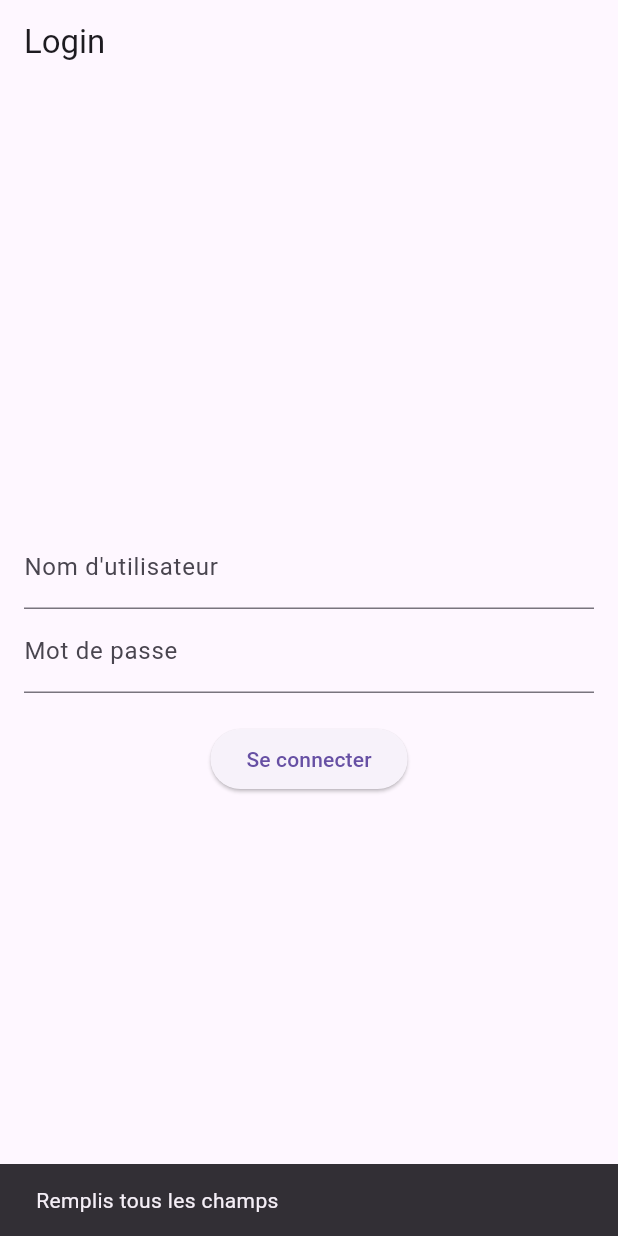
After one commit to kevin-serge/RoutePulse, a Flutter app: the screen it shows after launch, after a tap on "Se connecter", on a phone screen of 412 x 824 dp. The commit adds this screen. Run offline on Flutter 3.47's test engine with Material 3 defaults, Android fonts, the phone set to English and light mode, and no system bars; our stand-ins replace flutter_riverpod, sqflite; accounts and stored records are empty.

Commit message:
Integration Sqlite success

```diff
--- /dev/null
+++ b/lib/data/database_helper.dart
@@ -0,0 +1,112 @@
+import 'package:sqflite/sqflite.dart';
+import 'package:path/path.dart';
+import '../models/delivery_model.dart';
+import '../models/user_model.dart';
+
+class DatabaseHelper {
+  // Singleton
+  static final DatabaseHelper _instance = DatabaseHelper._internal();
+  factory DatabaseHelper() => _instance;
+  DatabaseHelper._internal();
+
+  static Database? _db;
+
+  Future<Database> get database async {
+    if (_db != null) return _db!;
+    _db = await _initDb();
+    return _db!;
+  }
+
+  // Initialisation de la BDD
+  Future<Database> _initDb() async {
+    final path = join(await getDatabasesPath(), 'routepulse.db');
+    return await openDatabase(path, version: 1, onCreate: _onCreate);
+  }
+
+  Future<void> _onCreate(Database db, int version) async {
+    await db.execute('''
+      CREATE TABLE deliveries(
+        id INTEGER PRIMARY KEY AUTOINCREMENT,
+        client TEXT NOT NULL,
+        address TEXT NOT NULL,
+        status TEXT NOT NULL
+      )
+    ''');
+
+    await db.execute('''
+      CREATE TABLE users(
+        id INTEGER PRIMARY KEY AUTOINCREMENT,
+        username TEXT UNIQUE NOT NULL,
+        password TEXT NOT NULL,
+        isAdmin INTEGER NOT NULL
+      )
+    ''');
+    // 🔹 Compte admin par défaut
+    await db.insert('users', {
+      'username': 'admin',
+      'password': 'admin123', // 🔑 mot de passe test
+      'isAdmin': 1, // 1 = admin
+    });
+
+    // 🔹 Compte livreur test
+    await db.insert('users', {
+      'username': 'livreur1',
+      'password': 'livreur123',
+      'isAdmin': 0, // 0 = livreur
+    });
+  }
+
+  // ================= CRUD Livraisons =================
+  Future<int> insertDelivery(Delivery delivery) async {
+    final db = await database;
+    return await db.insert('deliveries', delivery.toMap());
+  }
+
+  Future<List<Delivery>> getDeliveries() async {
+    final db = await database;
+    final res = await db.query('deliveries', orderBy: 'id DESC');
+    return res.map((e) => Delivery.fromMap(e)).toList();
+  }
+
+  Future<int> updateDelivery(Delivery delivery) async {
+    final db = await database;
+    if (delivery.id == null) return 0; // Sécurité
+    return await db.update(
+      'deliveries',
+      delivery.toMap(),
+      where: 'id = ?',
+      whereArgs: [delivery.id],
+    );
+  }
+
+  Future<int> deleteDelivery(int id) async {
+    final db = await database;
+    return await db.delete('deliveries', where: 'id = ?', whereArgs: [id]);
+  }
+
+  // ================= CRUD Users =================
+  Future<int> insertUser(User user) async {
+    final db = await database;
+    return await db.insert('users', user.toMap());
+  }
+
+  Future<User?> getUser(String username, String password) async {
+    final db = await database;
+    final res = await db.query(
+      'users',
+      where: 'username = ? AND password = ?',
+      whereArgs: [username, password],
+      limit: 1,
+    );
+    if (res.isNotEmpty) {
+      return User.fromMap(res.first);
+    }
+    return null;
+  }
+
+  Future<List<User>> getAllUsers() async {
+    final db = await database;
+    final res = await db.query('users', orderBy: 'id ASC');
+    return res.map((e) => User.fromMap(e)).toList();
+  }
+}
--- a/lib/main.dart
+++ b/lib/main.dart
@@ -1,15 +1,23 @@
 import 'package:flutter/material.dart';
 import 'package:flutter_riverpod/flutter_riverpod.dart';
-import 'package:hive_flutter/hive_flutter.dart';
-import 'models/delivery_model.dart';
-import 'screens/home_screen.dart';
+import 'data/database_helper.dart';
+import 'screens/login_screen.dart';
+import 'models/user_model.dart';
 
 void main() async {
   WidgetsFlutterBinding.ensureInitialized();
 
-  await Hive.initFlutter();
-  Hive.registerAdapter(DeliveryAdapter());
-  await Hive.openBox<Delivery>('deliveries');
+  // Initialiser la base SQLite
+  final db = DatabaseHelper();
+  await db.database; // crée la DB si elle n'existe pas
+
+  // Créer un compte admin par défaut si aucun utilisateur
+  final users = await db.getUser("admin", "admin123");
+  if (users == null) {
+    await db.insertUser(
+      User(username: "admin", password: "admin123", isAdmin: true),
+    );
+  }
 
   runApp(ProviderScope(child: MyApp()));
 }
@@ -20,7 +28,8 @@ class MyApp extends StatelessWidget {
     return MaterialApp(
       debugShowCheckedModeBanner: false,
       title: 'RoutePulse',
-      home: HomeScreen(),
+      theme: ThemeData(primarySwatch: Colors.blue),
+      home: LoginScreen(),
     );
   }
 }
--- a/lib/models/delivery_model.dart
+++ b/lib/models/delivery_model.dart
@@ -1,24 +1,35 @@
-import 'package:hive/hive.dart';
-
-part 'delivery_model.g.dart';
-
-@HiveType(typeId: 0)
-class Delivery extends HiveObject {
-  @HiveField(0)
+class Delivery {
+  int? id;
   String client;
-
-  @HiveField(1)
   String address;
-
-  @HiveField(2)
   String status;
 
-  Delivery({required this.client, required this.address, required this.status});
+  Delivery({
+    this.id,
+    required this.client,
+    required this.address,
+    required this.status,
+  });
 
-  Delivery copyWith({String? client, String? address, String? status}) {
+  Map<String, dynamic> toMap() => {
+    'id': id,
+    'client': client,
+    'address': address,
+    'status': status,
+  };
+
+  factory Delivery.fromMap(Map<String, dynamic> map) => Delivery(
+    id: map['id'],
+    client: map['client'],
+    address: map['address'],
+    status: map['status'],
+  );
+
+  Delivery copyWith({String? status}) {
     return Delivery(
-      client: client ?? this.client,
-      address: address ?? this.address,
+      id: id,
+      client: client,
+      address: address,
       status: status ?? this.status,
     );
   }
--- /dev/null
+++ b/lib/models/user_model.dart
@@ -0,0 +1,28 @@
+class User {
+  int? id;
+  String username;
+  String password;
+  bool isAdmin;
+
+  User({
+    this.id,
+    required this.username,
+    required this.password,
+    this.isAdmin = false,
+  });
+
+  Map<String, dynamic> toMap() => {
+    'id': id,
+    'username': username,
+    'password': password,
+    'isAdmin': isAdmin ? 1 : 0,
+  };
+
+  factory User.fromMap(Map<String, dynamic> map) => User(
+    id: map['id'],
+    username: map['username'],
+    password: map['password'],
+    isAdmin: map['isAdmin'] == 1,
+  );
+}
+//c#
--- /dev/null
+++ b/lib/screens/login_screen.dart
@@ -0,0 +1,80 @@
+import 'package:flutter/material.dart';
+import 'package:flutter_riverpod/flutter_riverpod.dart';
+import '../data/database_helper.dart';
+import '../models/user_model.dart';
+import 'home_screen.dart';
+
+class LoginScreen extends ConsumerStatefulWidget {
+  @override
+  _LoginScreenState createState() => _LoginScreenState();
+}
+
+class _LoginScreenState extends ConsumerState<LoginScreen> {
+  final _usernameController = TextEditingController();
+  final _passwordController = TextEditingController();
+  bool _isLoading = false;
+
+  final db = DatabaseHelper();
+
+  void _login() async {
+    setState(() => _isLoading = true);
+    final username = _usernameController.text.trim();
+    final password = _passwordController.text.trim();
+
+    if (username.isEmpty || password.isEmpty) {
+      ScaffoldMessenger.of(
+        context,
+      ).showSnackBar(SnackBar(content: Text("Remplis tous les champs")));
+      setState(() => _isLoading = false);
+      return;
+    }
+
+    final user = await db.getUser(username, password);
+    if (user != null) {
+      // connexion réussie
+      Navigator.pushReplacement(
+        context,
+        MaterialPageRoute(builder: (_) => HomeScreen(user: user)),
+      );
+    } else {
+      ScaffoldMessenger.of(
+        context,
+      ).showSnackBar(SnackBar(content: Text("Identifiants incorrects")));
+    }
+
+    setState(() => _isLoading = false);
+  }
+
+  @override
+  Widget build(BuildContext context) {
+    return Scaffold(
+      appBar: AppBar(title: Text("Login")),
+      body: Center(
+        child: Padding(
+          padding: const EdgeInsets.all(16),
+          child: Column(
+            mainAxisAlignment: MainAxisAlignment.center,
+            children: [
+              TextField(
+                controller: _usernameController,
+                decoration: InputDecoration(labelText: "Nom d'utilisateur"),
+              ),
+              TextField(
+                controller: _passwordController,
+                decoration: InputDecoration(labelText: "Mot de passe"),
+                obscureText: true,
+              ),
+              SizedBox(height: 20),
+              _isLoading
+                  ? CircularProgressIndicator()
+                  : ElevatedButton(
+                      onPressed: _login,
+                      child: Text("Se connecter"),
+                    ),
+            ],
+          ),
+        ),
+      ),
+    );
+  }
+}
--- a/pubspec.yaml
+++ b/pubspec.yaml
@@ -31,6 +31,8 @@ dependencies:
   flutter:
     sdk: flutter
   flutter_riverpod: ^2.5.0
+  sqflite: ^2.2.8+4
+  path: ^1.8.3
 
   # The following adds the Cupertino Icons font to your application.
   # Use with the CupertinoIcons class for iOS style icons. CSHARP
@@ -40,8 +42,6 @@ dependencies:
 dev_dependencies:
   flutter_test:
     sdk: flutter
-  hive_generator: ^2.0.1
-  build_runner: ^2.3.3
 
   # The "flutter_lints" package below contains a set of recommended lints to
   # encourage good coding practices. The lint set provided by the package is
```
Also changed, not shown: lib/providers/delivery_provider.dart (+16 -17 lines), lib/screens/home_screen.dart (+31 -20 lines), lib/models/delivery_model.g.dart (deleted), pubspec.lock, 1 other file.
